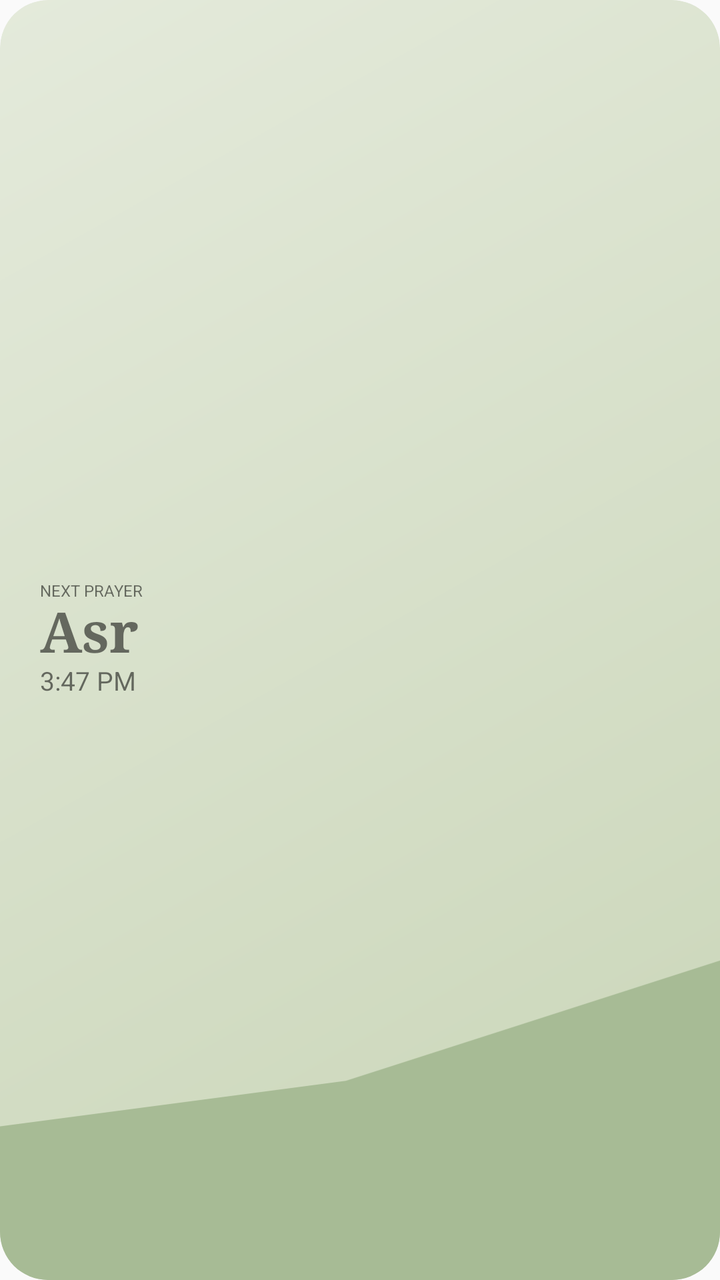
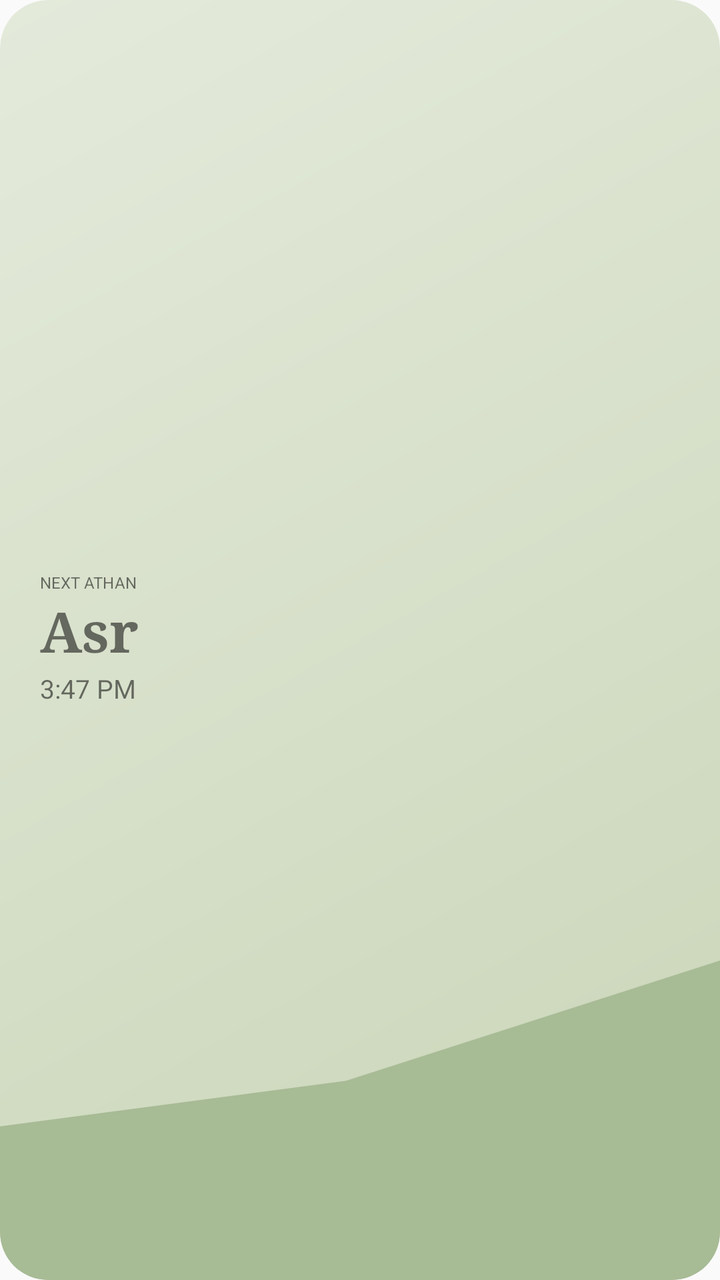

Screens rendered from an Android XML layout before and after an edit, with the pre-edit source and the edit as a unified diff.
<!-- AndroidManifest.xml: application theme AppTheme -->
<!-- res/layout/prayer_widget_large.xml -->
<?xml version="1.0" encoding="utf-8"?>
<FrameLayout xmlns:android="http://schemas.android.com/apk/res/android" android:layout_width="match_parent" android:layout_height="match_parent">
 <FrameLayout android:id="@+id/widget_root" android:layout_width="match_parent" android:layout_height="match_parent" android:background="@drawable/widget_asr" android:clipToOutline="true">
  <ImageView android:id="@+id/widget_scene" android:layout_width="match_parent" android:layout_height="match_parent" android:src="@drawable/widget_scene_asr" android:scaleType="centerCrop" android:importantForAccessibility="no" />
  <LinearLayout android:id="@+id/widget_content" android:layout_width="match_parent" android:layout_height="match_parent" android:orientation="vertical" android:gravity="start|center_vertical" android:paddingStart="20dp" android:paddingEnd="8dp" android:paddingTop="4dp" android:paddingBottom="4dp">
   <TextView android:id="@+id/widget_label" android:layout_width="match_parent" android:layout_height="wrap_content" android:fontFamily="sans-serif" android:text="NEXT PRAYER" android:gravity="start|center_vertical" android:textSize="8sp" android:includeFontPadding="false" android:maxLines="1" />
   <LinearLayout android:layout_width="match_parent" android:layout_height="wrap_content" android:orientation="horizontal" android:gravity="center_vertical">
    <TextView android:id="@+id/widget_prayer" android:layout_width="wrap_content" android:layout_height="wrap_content" android:layout_marginTop="0dp" android:text="Asr" android:textStyle="bold" android:gravity="start|center_vertical" android:textSize="28sp" android:fontFamily="serif" android:maxLines="1" android:includeFontPadding="false" />
   </LinearLayout>
   <TextView android:id="@+id/widget_time" android:layout_width="match_parent" android:layout_height="wrap_content" android:fontFamily="sans-serif" android:text="3:47 PM" android:gravity="start|center_vertical" android:textSize="13sp" android:maxLines="1" android:includeFontPadding="false" />
  </LinearLayout>
 </FrameLayout>
</FrameLayout>
<!-- resources referenced by this layout -->
<resources>
  <!-- drawable widget_asr (drawable) -->
  <?xml version="1.0" encoding="utf-8"?>
  <shape xmlns:android="http://schemas.android.com/apk/res/android"><corners android:radius="24dp"/><gradient android:startColor="#E4EADB" android:endColor="#C9D5B7" android:angle="315"/></shape>
  <!-- drawable widget_scene_asr (drawable) -->
  <vector xmlns:android="http://schemas.android.com/apk/res/android" android:width="180dp" android:height="90dp" android:viewportWidth="180" android:viewportHeight="90"><path android:fillColor="#F8F0C9" android:pathData="M150,31a16,16 0,1 0,0 32a16,16 0,1 0,0 -32" /><path android:fillColor="#A7BB95" android:pathData="M0,78L28,77L51,81L89,76L117,67L142,72L180,61L180,90L0,90Z" /></vector>
  <style name="AppTheme" parent="Theme.AppCompat.Light.DarkActionBar">
          
          <item name="colorPrimary">@color/colorPrimary</item>
          <item name="colorPrimaryDark">@color/colorPrimaryDark</item>
          <item name="colorAccent">@color/colorAccent</item>
      </style>
</resources>

<!-- the commit's change to res/layout/prayer_widget_large.xml (unified diff, before → after) -->
@@ -3,11 +3,11 @@
  <FrameLayout android:id="@+id/widget_root" android:layout_width="match_parent" android:layout_height="match_parent" android:background="@drawable/widget_asr" android:clipToOutline="true">
   <ImageView android:id="@+id/widget_scene" android:layout_width="match_parent" android:layout_height="match_parent" android:src="@drawable/widget_scene_asr" android:scaleType="centerCrop" android:importantForAccessibility="no" />
   <LinearLayout android:id="@+id/widget_content" android:layout_width="match_parent" android:layout_height="match_parent" android:orientation="vertical" android:gravity="start|center_vertical" android:paddingStart="20dp" android:paddingEnd="8dp" android:paddingTop="4dp" android:paddingBottom="4dp">
-   <TextView android:id="@+id/widget_label" android:layout_width="match_parent" android:layout_height="wrap_content" android:fontFamily="sans-serif" android:text="NEXT PRAYER" android:gravity="start|center_vertical" android:textSize="8sp" android:includeFontPadding="false" android:maxLines="1" />
+   <TextView android:id="@+id/widget_label" android:layout_marginBottom="4dp" android:layout_width="match_parent" android:layout_height="wrap_content" android:fontFamily="sans-serif" android:text="NEXT ATHAN" android:gravity="start|center_vertical" android:textSize="8sp" android:includeFontPadding="false" android:maxLines="1" />
    <LinearLayout android:layout_width="match_parent" android:layout_height="wrap_content" android:orientation="horizontal" android:gravity="center_vertical">
     <TextView android:id="@+id/widget_prayer" android:layout_width="wrap_content" android:layout_height="wrap_content" android:layout_marginTop="0dp" android:text="Asr" android:textStyle="bold" android:gravity="start|center_vertical" android:textSize="28sp" android:fontFamily="serif" android:maxLines="1" android:includeFontPadding="false" />
    </LinearLayout>
-   <TextView android:id="@+id/widget_time" android:layout_width="match_parent" android:layout_height="wrap_content" android:fontFamily="sans-serif" android:text="3:47 PM" android:gravity="start|center_vertical" android:textSize="13sp" android:maxLines="1" android:includeFontPadding="false" />
+   <TextView android:id="@+id/widget_time" android:layout_marginTop="4dp" android:layout_width="match_parent" android:layout_height="wrap_content" android:fontFamily="sans-serif" android:text="3:47 PM" android:gravity="start|center_vertical" android:textSize="13sp" android:maxLines="1" android:includeFontPadding="false" />
   </LinearLayout>
  </FrameLayout>
 </FrameLayout>
